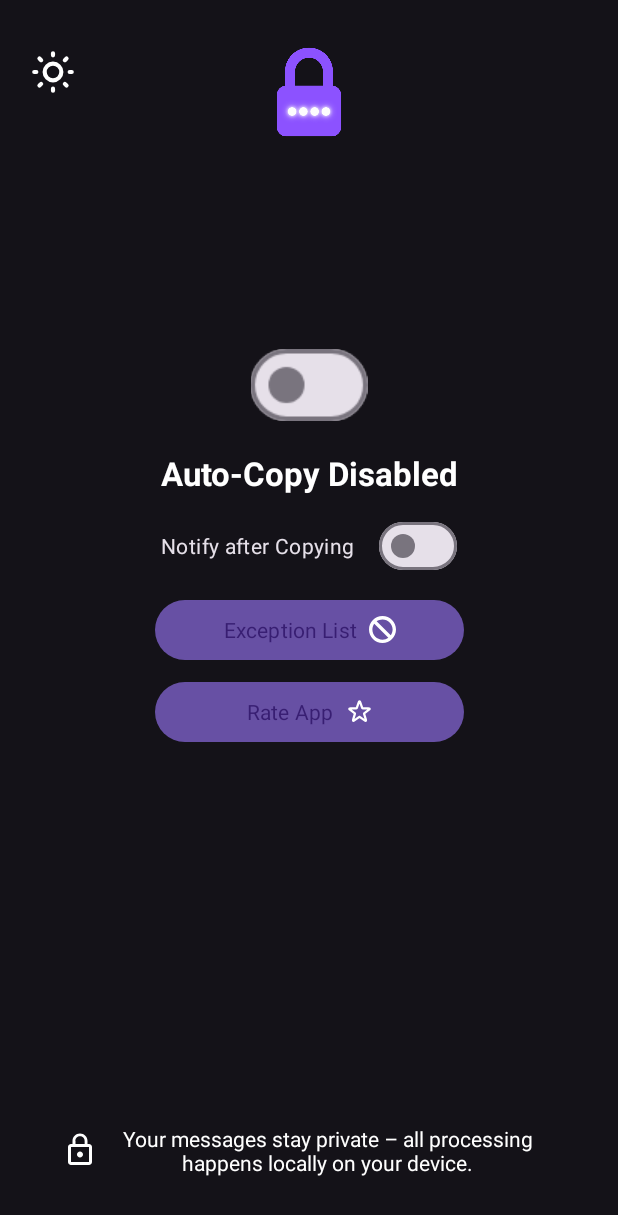
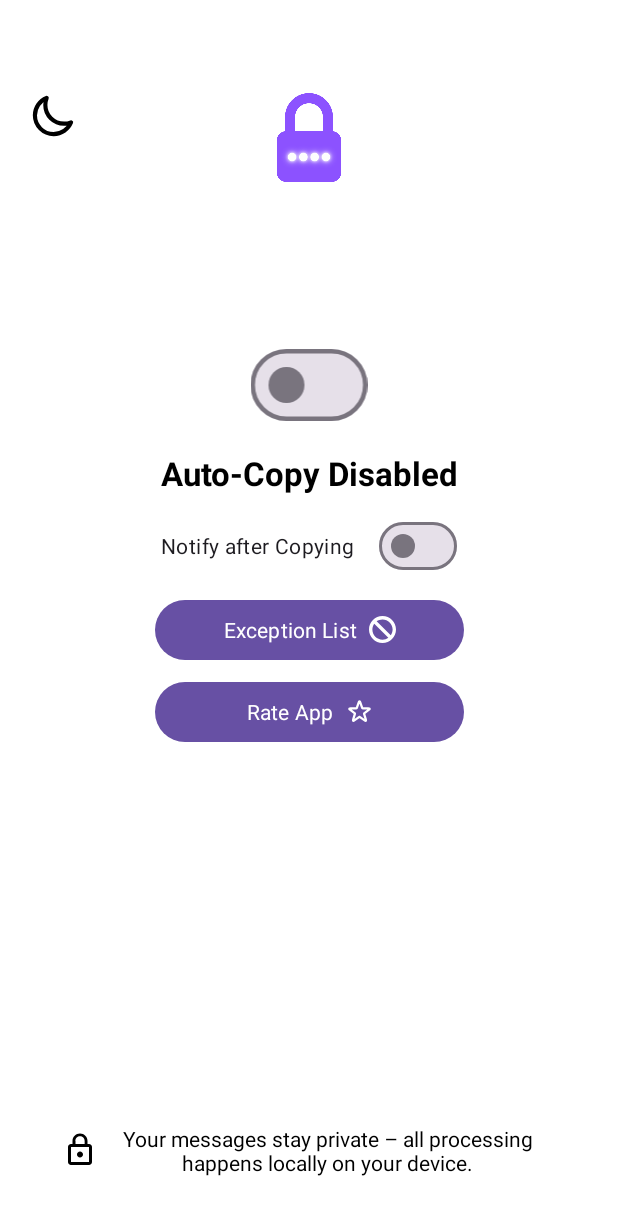
Before and after one commit to DevanshRangan/Qck, an Android app: the screen it shows after launch (MainActivity), after a tap on an icon or button, on a phone screen of 412 x 824 dp. Shown: the top 1215 px of the screen. Run offline under Robolectric (Android 15) with nearby library versions, the phone set to English and light mode, and no system bars; our stand-ins replace Dagger/Hilt's generated code, Room's generated code; Roboto replaces fonts that are not available here; 1 statement that could not run was skipped.

Commit message:
added circular reveal for theme switch

```diff
--- a/app/src/main/java/com/dr/qck/activities/MainActivity.kt
+++ b/app/src/main/java/com/dr/qck/activities/MainActivity.kt
@@ -1,20 +1,24 @@
 package com.dr.qck.activities
 
 import android.Manifest
+import android.animation.Animator
+import android.animation.AnimatorListenerAdapter
 import android.annotation.SuppressLint
-import android.app.ActivityManager
 import android.app.NotificationChannel
 import android.app.NotificationManager
-import android.content.Context
 import android.content.Intent
 import android.content.pm.PackageManager
+import android.graphics.Color
 import android.net.Uri
 import android.os.Build
 import android.os.Bundle
 import android.provider.Settings
 import android.util.Log
 import android.view.View
+import android.view.View.INVISIBLE
 import android.view.View.OnClickListener
+import android.view.View.VISIBLE
+import android.view.ViewAnimationUtils
 import android.view.ViewTreeObserver
 import android.widget.CompoundButton
 import android.widget.Toast
@@ -28,7 +32,7 @@ import com.dr.qck.application.ApplicationViewModel
 import com.dr.qck.application.QckApplication
 import com.dr.qck.application.QckApplication.Companion.isThemeSwitched
 import com.dr.qck.databinding.ActivityMainBinding
-import com.dr.qck.service.LifecycleService
+import com.dr.qck.utils.AndroidUtils
 import com.dr.qck.utils.Constants.IS_ENABLED
 import com.dr.qck.utils.Constants.NOTIFICATIONS_ENABLED
 import com.dr.qck.utils.Constants.NOTIF_PERMISSION_COUNT
@@ -37,6 +41,10 @@ import com.dr.qck.utils.Constants.THEME
 import com.dr.qck.utils.ThemeType
 import com.google.android.material.dialog.MaterialAlertDialogBuilder
 import dagger.hilt.android.AndroidEntryPoint
+import kotlinx.coroutines.CoroutineScope
+import kotlinx.coroutines.Dispatchers
+import kotlinx.coroutines.launch
+import kotlin.math.hypot
 
 
 @AndroidEntryPoint
@@ -48,43 +56,67 @@ class MainActivity : AppCompatActivity(), OnClickListener, CompoundButton.OnChec
     override fun onCreate(savedInstanceState: Bundle?) {
         super.onCreate(savedInstanceState)
         binding = ActivityMainBinding.inflate(layoutInflater)
-        setContentView(binding.root)
+        if (isThemeSwitched.first) {
+            binding.themeSwitchImage.setImageBitmap(QckApplication.snapshot)
+            val isDark = isThemeSwitched.second != ThemeType.LIGHT.name
+            if (!isDark) {
+                binding.mainLayout.elevation = 20F
+            }
+            setContentView(binding.root)
+//            binding.themeSwitchImage.animate().alpha(0F).setDuration(200).start()
+            CoroutineScope(Dispatchers.Main).launch {
+                val cx = binding.themeSwitchImage.width / 2
+                val cy = binding.themeSwitchImage.height / 2
+                val initialRadius = hypot(cx.toDouble(), cy.toDouble()).toFloat()
+                val anim = ViewAnimationUtils.createCircularReveal(
+                    if (isDark) binding.themeSwitchImage else binding.mainLayout,
+                    cx,
+                    cy,
+                    if (isDark) initialRadius else 0f,
+                    if (isDark) 0F else initialRadius
+                )
+                anim.addListener(object : AnimatorListenerAdapter() {
+
+                    override fun onAnimationEnd(animation: Animator) {
+                        super.onAnimationEnd(animation)
+                        binding.themeSwitchImage.visibility = View.INVISIBLE
+                        if (!isDark) binding.mainLayout.visibility = VISIBLE
+                        binding.themeButton.setOnClickListener(this@MainActivity)
+                    }
+                })
+                anim.setDuration(500)
+                anim.start()
+            }
+        } else {
+            setContentView(binding.root)
+            binding.themeButton.setOnClickListener(this@MainActivity)
+        }
         val content: View = findViewById(android.R.id.content)
         content.viewTreeObserver.addOnPreDrawListener(object : ViewTreeObserver.OnPreDrawListener {
             override fun onPreDraw(): Boolean {
-                // Check whether the initial data is ready.
                 return if (applicationViewModel.userPreferences.value != null) {
-                    Log.d("SplashScreen", "HasData")
-                    // The content is ready. Start drawing.
                     content.viewTreeObserver.removeOnPreDrawListener(this)
+                    binding.mainLayout.visibility = VISIBLE
                     true
                 } else {
-                    // The content isn't ready. Suspend.
                     false
                 }
             }
         })
         initViews()
         observeData()
-        // TODO
         initOnClick()
     }
 
     @SuppressLint("UseCompatLoadingForDrawables")
     private fun observeData() {
-        // TODO add theme condition
         applicationViewModel.userPreferences.observe(this) { prefs ->
             Log.d("Datastore", prefs.toString())
             permissionCount = prefs.permissionRequestCount
             notifPermissionCount = prefs.notificationPermissionCount
-            Log.d("Noifff", checkNotificationPermission().toString())
             when {
                 prefs.isEnabled && checkSmsPermission() -> {
                     binding.autoCopySwitch.isChecked = true
-//                    binding.textView2.text = getString(R.string.auto_copy_enabled)
-                    if (!isServiceRunning()) {
-                        QckApplication.startService()
-                    }
                 }
             }
             binding.notificationSwitch.isChecked =
@@ -98,7 +130,7 @@ class MainActivity : AppCompatActivity(), OnClickListener, CompoundButton.OnChec
                     binding.themeButton.setImageDrawable(getDrawable(R.drawable.day_ic))
                 }
             }
-            if (!isThemeSwitched) {
+            if (!isThemeSwitched.first) {
                 changeTheme(prefs.theme)
             }
 
@@ -141,8 +173,12 @@ class MainActivity : AppCompatActivity(), OnClickListener, CompoundButton.OnChec
         binding.logoImageView.drawable.setTintList(null)
     }
 
-    private fun changeTheme(theme: String) {
-        isThemeSwitched = true
+    private fun changeTheme(theme: String, booted: Boolean = true) {
+        if (!booted) {
+            val bm = (AndroidUtils.viewToBitmap(binding.root, theme))
+            QckApplication.snapshot = bm
+        }
+        isThemeSwitched = Pair(true, theme)
         when (theme) {
             ThemeType.DARK.name -> {
                 applicationViewModel.updateUserPreferences(THEME, ThemeType.DARK.name)
@@ -161,7 +197,6 @@ class MainActivity : AppCompatActivity(), OnClickListener, CompoundButton.OnChec
     private fun initOnClick() {
         binding.autoCopySwitch.setOnClickListener(this)
         binding.notificationSwitch.setOnClickListener(this)
-        binding.themeButton.setOnClickListener(this)
         binding.autoCopySwitch.setOnCheckedChangeListener(this)
         binding.exceptionButton.setOnClickListener(this)
     }
@@ -255,7 +290,6 @@ class MainActivity : AppCompatActivity(), OnClickListener, CompoundButton.OnChec
         when (v?.id) {
             binding.autoCopySwitch.id -> {
                 if (checkSmsPermission()) {
-                    QckApplication.smsReceiver(binding.autoCopySwitch.isChecked)
                     applicationViewModel.updateUserPreferences(
                         IS_ENABLED, binding.autoCopySwitch.isChecked
                     )
@@ -280,13 +314,14 @@ class MainActivity : AppCompatActivity(), OnClickListener, CompoundButton.OnChec
             binding.themeButton.id -> {
                 when (AppCompatDelegate.getDefaultNightMode()) {
                     AppCompatDelegate.MODE_NIGHT_NO, AppCompatDelegate.MODE_NIGHT_UNSPECIFIED -> {
-                        changeTheme(ThemeType.DARK.name)
+                        changeTheme(ThemeType.DARK.name, false)
                     }
 
                     else -> {
-                        changeTheme(ThemeType.LIGHT.name)
+                        changeTheme(ThemeType.LIGHT.name, false)
                     }
                 }
+
             }
 
             binding.exceptionButton.id -> {
@@ -305,20 +340,6 @@ class MainActivity : AppCompatActivity(), OnClickListener, CompoundButton.OnChec
         notificationManager.createNotificationChannel(mChannel)
     }
 
-    private fun isServiceRunning(serviceClass: Class<*> = LifecycleService::class.java): Boolean {
-        val manager = getSystemService(Context.ACTIVITY_SERVICE) as ActivityManager
-        val runningServices = manager.runningAppProcesses
-
-        if (runningServices != null) {
-            for (processInfo in runningServices) {
-                if (processInfo.processName == serviceClass.name) {
-                    return true
-                }
-            }
-        }
-        return false
-    }
-
     override fun onCheckedChanged(buttonView: CompoundButton?, isChecked: Boolean) {
         when (buttonView?.id) {
             binding.autoCopySwitch.id -> {
--- a/app/src/main/java/com/dr/qck/recievers/BootReceiver.kt
+++ b/app/src/main/java/com/dr/qck/receivers/BootReceiver.kt
@@ -1,4 +1,4 @@
-package com.dr.qck.recievers
+package com.dr.qck.receivers
 
 import android.annotation.SuppressLint
 import android.content.BroadcastReceiver
--- a/app/src/main/java/com/dr/qck/recievers/NotificationReceiver.kt
+++ b/app/src/main/java/com/dr/qck/receivers/NotificationReceiver.kt
@@ -1,4 +1,4 @@
-package com.dr.qck.recievers
+package com.dr.qck.receivers
 
 import android.content.BroadcastReceiver
 import android.content.Context
--- a/app/src/main/res/layout/activity_main.xml
+++ b/app/src/main/res/layout/activity_main.xml
@@ -6,43 +6,46 @@
     android:layout_height="match_parent"
     tools:context=".activities.MainActivity">
 
-    <ImageView
+    <androidx.constraintlayout.widget.ConstraintLayout
+        android:id="@+id/main_layout"
         android:layout_width="match_parent"
-        android:layout_height="match_parent"/>
+        style="@style/ContainerStyle"
+        android:layout_height="match_parent"
+        android:visibility="invisible">
 
         <ImageView
-        android:src="@drawable/logo_main"
             android:id="@+id/logo_image_view"
             android:layout_width="0dp"
             android:layout_height="0dp"
+            android:src="@drawable/logo_main"
             app:layout_constraintBottom_toBottomOf="parent"
+            app:layout_constraintDimensionRatio="1:1"
             app:layout_constraintEnd_toEndOf="parent"
             app:layout_constraintStart_toStartOf="parent"
             app:layout_constraintTop_toTopOf="parent"
-        app:layout_constraintWidth_percent="0.15"
-        app:layout_constraintDimensionRatio="1:1"
-        app:layout_constraintVertical_bias="0.04"/>
+            app:layout_constraintVertical_bias="0.08"
+            app:layout_constraintWidth_percent="0.15" />
 
         <ImageView
             android:id="@+id/theme_button"
-        android:src="@drawable/night_ic"
             android:layout_width="0dp"
             android:layout_height="0dp"
-        app:layout_constraintBottom_toBottomOf="parent"
+            android:src="@drawable/night_ic"
+            app:layout_constraintBottom_toBottomOf="@+id/logo_image_view"
             app:layout_constraintDimensionRatio="1:1"
             app:layout_constraintEnd_toEndOf="parent"
             app:layout_constraintHorizontal_bias="0.05"
             app:layout_constraintStart_toStartOf="parent"
-        app:layout_constraintTop_toTopOf="parent"
-        app:layout_constraintVertical_bias="0.04"
+            app:layout_constraintVertical_bias="0"
+            app:layout_constraintTop_toTopOf="@+id/logo_image_view"
             app:layout_constraintWidth_percent="0.08" />
 
         <ImageView
-        android:visibility="gone"
             android:id="@+id/language_button"
             android:layout_width="0dp"
             android:layout_height="0dp"
             android:src="@drawable/language"
+            android:visibility="gone"
             app:layout_constraintBottom_toBottomOf="parent"
             app:layout_constraintDimensionRatio="1:1"
             app:layout_constraintEnd_toEndOf="parent"
@@ -92,20 +95,20 @@
 
         <com.google.android.material.materialswitch.MaterialSwitch
             android:id="@+id/materialSwitch2"
-        android:visibility="gone"
             android:layout_width="wrap_content"
             android:layout_height="wrap_content"
             android:text="@string/auto_paste_otp"
+            android:visibility="gone"
             app:layout_constraintEnd_toEndOf="@+id/notification_switch"
             app:layout_constraintTop_toBottomOf="@+id/notification_switch" />
 
         <com.google.android.material.button.MaterialButton
             android:id="@+id/exception_button"
             android:layout_width="0dp"
+            android:layout_height="wrap_content"
+            android:text="@string/exception_list"
             app:icon="@drawable/forbidden_ic"
             app:iconGravity="textEnd"
-        android:layout_height="wrap_content"
-        android:text="@string/exception_list"
             app:layout_constraintBottom_toBottomOf="parent"
             app:layout_constraintEnd_toEndOf="@+id/textView2"
             app:layout_constraintStart_toStartOf="@+id/textView2"
@@ -118,8 +121,8 @@ app:iconGravity="textEnd"
             android:layout_width="0dp"
             android:layout_height="wrap_content"
             android:text="@string/rate_app"
+            app:icon="@drawable/star_ic"
             app:iconGravity="textEnd"
-        app:icon="@drawable/star_ic"
             app:layout_constraintBottom_toBottomOf="parent"
             app:layout_constraintEnd_toEndOf="@+id/textView2"
             app:layout_constraintStart_toStartOf="@+id/textView2"
@@ -140,4 +143,12 @@ app:iconGravity="textEnd"
             app:layout_constraintTop_toTopOf="parent"
             app:layout_constraintVertical_bias="0.95"
             app:layout_constraintWidth_percent="0.8" />
+
     </androidx.constraintlayout.widget.ConstraintLayout>
+
+    <ImageView
+        app:tint="@null"
+        android:id="@+id/theme_switch_image"
+        android:layout_width="match_parent"
+        android:layout_height="match_parent" />
+</androidx.constraintlayout.widget.ConstraintLayout>
--- a/app/src/main/res/values-night/themes.xml
+++ b/app/src/main/res/values-night/themes.xml
@@ -1,4 +1,4 @@
-<resources xmlns:tools="http://schemas.android.com/tools">
+<resources>
     <!-- Base application theme. -->
     <style name="Base.Theme.Qck" parent="Theme.Material3.DayNight.NoActionBar">
         <!-- Customize your dark theme here. -->
@@ -6,7 +6,12 @@
         <item name="tint">@color/white</item>
         <item name="drawableTint">@color/white</item>
         <item name="android:fontFamily">@font/droid_sans</item>
+        <item name="android:windowTranslucentStatus">true</item>
+        <item name="android:windowBackground">@color/black</item>
+        <item name="containerBackground">@color/black</item>
+    </style>
 
-        <!-- <item name="colorPrimary">@color/my_dark_primary</item> -->
+    <style name="ContainerStyle" parent="Base.Theme.Qck">
+        <item name="android:background">?attr/containerBackground</item>
     </style>
 </resources>
--- /dev/null
+++ b/app/src/main/res/values/attrs.xml
@@ -0,0 +1,4 @@
+<?xml version="1.0" encoding="utf-8"?>
+<resources>
+    <attr name="containerBackground" format="reference" />
+</resources>
--- a/app/src/main/res/values/themes.xml
+++ b/app/src/main/res/values/themes.xml
@@ -1,4 +1,4 @@
-<resources xmlns:tools="http://schemas.android.com/tools">
+<resources>
     <!-- Base application theme. -->
     <style name="Base.Theme.Qck" parent="Theme.Material3.DayNight.NoActionBar">
         <!-- Customize your light theme here. -->
@@ -6,7 +6,13 @@
         <item name="tint">@color/black</item>
         <item name="drawableTint">@color/black</item>
         <item name="android:fontFamily">@font/droid_sans</item>
-        <!-- <item name="colorPrimary">@color/my_light_primary</item> -->
+        <item name="android:windowTranslucentStatus">true</item>
+        <item name="android:windowBackground">@color/black</item>
+        <item name="containerBackground">@color/white</item>
+    </style>
+
+    <style name="ContainerStyle" parent="Base.Theme.Qck">
+        <item name="android:background">?attr/containerBackground</item>
     </style>
 
     <style name="Theme.Qck" parent="Base.Theme.Qck" />
```
Also changed, not shown: app/src/main/AndroidManifest.xml (+14 -4 lines), app/src/main/java/com/dr/qck/application/QckApplication.kt (+3 -32 lines), app/src/main/java/com/dr/qck/receivers/Reader.kt (renamed from app/src/main/java/com/dr/qck/recievers/Reader.kt, +22 -12 lines), app/src/main/java/com/dr/qck/service/LifecycleService.kt (+1 -8 lines), app/src/main/java/com/dr/qck/utils/AndroidUtils.kt (added, +50 -0 lines). Lines whose indentation alone changed are shown as unchanged.
